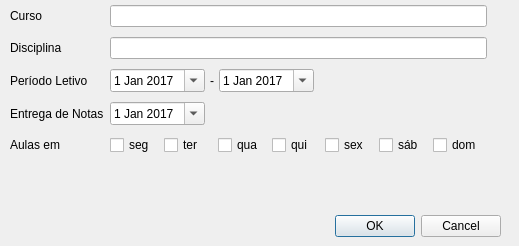
Before: the Qt Designer form windowaddcal.ui in lattice0/Tikz-Tak, drawn with Qt 5.
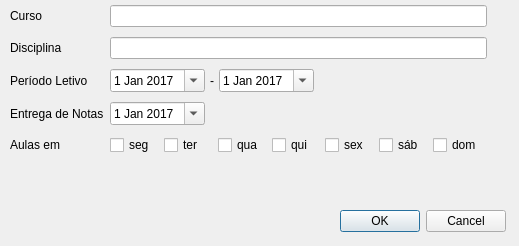
After: the same form once the commit is applied.

```diff
--- a/windowaddcal.ui
+++ b/windowaddcal.ui
@@ -237,15 +237,12 @@
   <widget class="QDialogButtonBox" name="buttonBoxOK">
    <property name="geometry">
     <rect>
-     <x>335</x>
-     <y>215</y>
+     <x>340</x>
+     <y>210</y>
      <width>166</width>
-     <height>22</height>
+     <height>23</height>
     </rect>
    </property>
-   <property name="orientation">
-    <enum>Qt::Horizontal</enum>
-   </property>
    <property name="standardButtons">
     <set>QDialogButtonBox::Cancel|QDialogButtonBox::Ok</set>
    </property>
```
Left out of the diff: 2 changed lines with no effect on the pictures.
